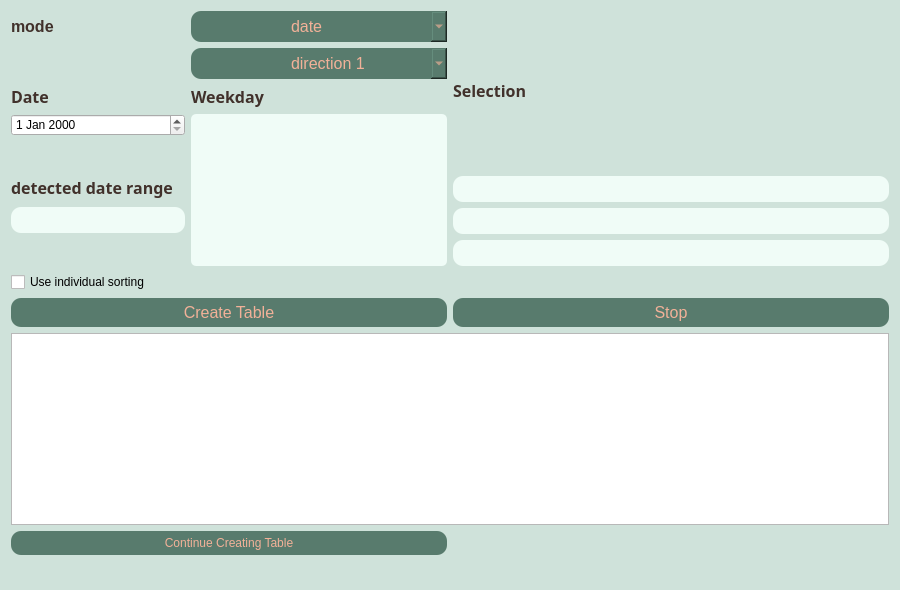
Qt form view/ui/create_table_create.ui (Themishau/GTFStoFahrplan) before a commit.
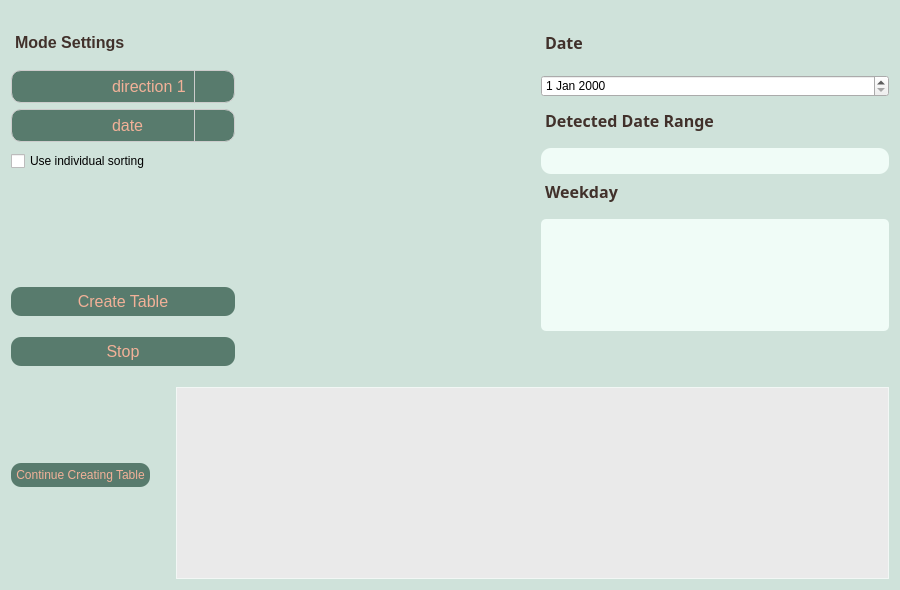
The same form after that commit.

Commit message: refactor(Create_Plan): some refacotring

Diff of the .ui file:
```diff
--- a/view/ui/create_table_create.ui
+++ b/view/ui/create_table_create.ui
@@ -30,7 +30,8 @@
 border-style: solid;
 border-color:  #f2f7f5;
 background: #cfe2da; 
-
+padding: 20px;
+box-shadow: 0 0 10px rgba(0, 0, 0, 0.1);
 }
 
 #Form QListWidget {
@@ -40,9 +41,15 @@
     color:#41312b;
 }
 
+#Form QListWidget::item {
+    padding: 10px;
+    border-bottom: 1px solid #ddd;
+}
+
 #Form QPushButton {
 	background-color: #587b6d;
-   border-radius: 10px;
+    border-radius: 10px;
+    margin-bottom: 15px;
 	padding: 5px 5px 5px 5px;
 	text-align: center;
     color:#f2b198;
@@ -58,96 +65,183 @@
 
 #Form QLabel {
 	text-align: center;
-    color:#41312b;
+    color: #41312b;
+    font-size: 16px;
+    font-weight: bold;
+    margin-bottom: 10px;
 }
 
 #Form QComboBox {
 	background-color: #587b6d;
    border-radius: 10px;
 	padding: 5px 5px 5px 100px;
-	text-align: center;
+	text-align: left;
     color:#f2b198;
-    
+    border: 1px solid #ccc;
+    appearance: none;
+    -webkit-appearance: none;
+    -moz-appearance: none;
+}
+
+#Form QComboBox::drop-down {
+    subcontrol-origin: border;
+    subcontrol-position: right bottom;
+    width: 40px;
+    border-left: 1px solid #ccc;
 }
 
 #Form QPushButton:hover {
 	background-color: #408d49;
    border-radius: 10px;
        color:#fde1d6;
+}
+
+#Form QTableView {
+    color: black;
+    gridline-color: black;
+    border-color: #f2f7f5;
+    font: 10px;
+    background: #eaeaea;
+    padding: 10px;
+    border: 1px solid #f2f7f5;
+}
+
+#Form QTableView::item {
+    padding: 5px;
+    border-bottom: 1px solid #ddd;
+}
+
+#Form QTableView::item:hover {
+    background: qlineargradient(x1: 0, y1: 0, x2: 0, y2: 1, stop: 0 #F0FCF7, stop: 1 #EAEAEA);
+    border: 1px solid #587b6d;
+}
+
+#Form QTableView::item:selected {
+    background: #587b6d;
+    color: white;
+    border: 1px solid #587b6d;
+}
+
+#Form QTableView::item:selected:active {
+    background: #408d49;
+    color: #fde1d6;
+}
+
+#Form QTableCornerButton::section {
+    background: #587b6d;
+    border: 2px outset #587b6d;
+}
+
+#Form QTableView::indicator:checked {
+    background-color: #408d49;
+    color: white;
+}
+
+#Form QTableView::indicator:unchecked {
+    background-color: #f2f7f5;
+    color: #587b6d;
+}
+
+#Form QScrollBar:vertical {
+    background: #F0FCF7;
+    width: 10px;
+}
+
+#Form QScrollBar::handle:vertical {
+    background: #587b6d;
+    min-height: 50px;
+}
+
+#Form QScrollBar::add-page:vertical {
+    background: #F0FCF7;
+}
+
+#Form QScrollBar::sub-page:vertical {
+    background: #F0FCF7;
+}
+
+#Form QScrollBar:horizontal {
+    background: #F0FCF7;
+    height: 10px;
+}
+
+#Form QScrollBar::handle:horizontal {
+    background: #587b6d;
+    min-width: 50px;
+}
+
+#Form QScrollBar::add-page:horizontal {
+    background: #F0FCF7;
+}
+
+#Form QScrollBar::sub-page:horizontal {
+    background: #F0FCF7;
 }</string>
   </property>
   <layout class="QGridLayout" name="gridLayout">
-   <item row="9" column="0">
-    <widget class="QWidget" name="widget_8" native="true">
-     <layout class="QGridLayout" name="gridLayout_15"/>
-    </widget>
+   <item row="3" column="0">
+    <layout class="QGridLayout" name="gridLayout_3">
+     <item row="2" column="0">
+      <widget class="QPushButton" name="btnContinueCreate">
+       <property name="enabled">
+        <bool>false</bool>
+       </property>
+       <property name="text">
+        <string>Continue Creating Table</string>
+       </property>
+      </widget>
+     </item>
+     <item row="2" column="2">
+      <widget class="QTableView" name="tableView_sorting_stops">
+       <property name="sizePolicy">
+        <sizepolicy hsizetype="MinimumExpanding" vsizetype="MinimumExpanding">
+         <horstretch>0</horstretch>
+         <verstretch>0</verstretch>
+        </sizepolicy>
+       </property>
+      </widget>
+     </item>
+     <item row="2" column="1">
+      <spacer name="verticalSpacer_2">
+       <property name="orientation">
+        <enum>Qt::Vertical</enum>
+       </property>
+       <property name="sizeHint" stdset="0">
+        <size>
+         <width>20</width>
+         <height>200</height>
+        </size>
+       </property>
+      </spacer>
+     </item>
+    </layout>
    </item>
    <item row="0" column="0">
     <layout class="QGridLayout" name="gridLayout_5">
-     <item row="5" column="0">
-      <widget class="QLabel" name="label_17">
-       <property name="font">
-        <font>
-         <family>72</family>
-         <pointsize>8</pointsize>
-         <italic>false</italic>
-         <bold>false</bold>
-        </font>
-       </property>
-       <property name="styleSheet">
-        <string notr="true"/>
-       </property>
-       <property name="text">
-        <string>&lt;html&gt;&lt;head/&gt;&lt;body&gt;&lt;p&gt;&lt;span style=&quot; font-size:12pt; font-weight:600;&quot;&gt;detected date range&lt;/span&gt;&lt;/p&gt;&lt;/body&gt;&lt;/html&gt;</string>
-       </property>
-      </widget>
-     </item>
-     <item row="3" column="0">
-      <widget class="QDateEdit" name="dateEdit"/>
-     </item>
-     <item row="0" column="1">
-      <widget class="QComboBox" name="comboBox">
-       <property name="enabled">
-        <bool>false</bool>
-       </property>
-       <property name="font">
-        <font>
-         <pointsize>12</pointsize>
-        </font>
-       </property>
-       <property name="styleSheet">
-        <string notr="true"/>
-       </property>
-       <item>
-        <property name="text">
-         <string>date</string>
-        </property>
-       </item>
-       <item>
-        <property name="text">
-         <string>weekday</string>
-        </property>
-       </item>
-      </widget>
-     </item>
-     <item row="0" column="0">
+     <item row="1" column="0">
       <widget class="QLabel" name="label_12">
        <property name="styleSheet">
         <string notr="true"/>
        </property>
        <property name="text">
-        <string>&lt;html&gt;&lt;head/&gt;&lt;body&gt;&lt;p&gt;&lt;span style=&quot; font-size:12pt; font-weight:600;&quot;&gt;mode&lt;/span&gt;&lt;/p&gt;&lt;/body&gt;&lt;/html&gt;</string>
+        <string>&lt;html&gt;&lt;head/&gt;&lt;body&gt;&lt;p&gt;&lt;span style=&quot; font-size:12pt; font-weight:600;&quot;&gt;Mode Settings&lt;/span&gt;&lt;/p&gt;&lt;/body&gt;&lt;/html&gt;</string>
        </property>
       </widget>
      </item>
-     <item row="2" column="0">
+     <item row="2" column="2">
+      <widget class="QDateEdit" name="dateEdit"/>
+     </item>
+     <item row="5" column="0">
+      <layout class="QGridLayout" name="gridLayout_2"/>
+     </item>
+     <item row="1" column="2">
       <widget class="QLabel" name="label_13">
        <property name="font">
         <font>
          <family>72</family>
-         <pointsize>8</pointsize>
+         <pointsize>-1</pointsize>
          <italic>false</italic>
-         <bold>false</bold>
+         <bold>true</bold>
         </font>
        </property>
        <property name="styleSheet">
@@ -158,17 +252,38 @@
        </property>
       </widget>
      </item>
-     <item row="6" column="0">
-      <widget class="QLineEdit" name="line_Selection_date_range">
+     <item row="0" column="2">
+      <spacer name="horizontalSpacer">
+       <property name="orientation">
+        <enum>Qt::Horizontal</enum>
+       </property>
+       <property name="sizeHint" stdset="0">
+        <size>
+         <width>40</width>
+         <height>20</height>
+        </size>
+       </property>
+      </spacer>
+     </item>
+     <item row="12" column="0">
+      <widget class="QPushButton" name="btnStart">
        <property name="enabled">
         <bool>false</bool>
        </property>
+       <property name="font">
+        <font>
+         <pointsize>12</pointsize>
+        </font>
+       </property>
        <property name="styleSheet">
         <string notr="true"/>
        </property>
+       <property name="text">
+        <string>Create Table</string>
+       </property>
       </widget>
      </item>
-     <item row="3" column="1" rowspan="5">
+     <item row="8" column="2" rowspan="5">
       <widget class="QListWidget" name="listDatesWeekday">
        <property name="enabled">
         <bool>false</bool>
@@ -189,14 +304,14 @@
        </property>
       </widget>
      </item>
-     <item row="2" column="1">
+     <item row="7" column="2">
       <widget class="QLabel" name="label_6">
        <property name="font">
         <font>
          <family>72</family>
-         <pointsize>8</pointsize>
+         <pointsize>-1</pointsize>
          <italic>false</italic>
-         <bold>false</bold>
+         <bold>true</bold>
         </font>
        </property>
        <property name="styleSheet">
@@ -208,6 +323,22 @@
       </widget>
      </item>
      <item row="1" column="1">
+      <spacer name="verticalSpacer">
+       <property name="orientation">
+        <enum>Qt::Vertical</enum>
+       </property>
+       <property name="sizeType">
+        <enum>QSizePolicy::Maximum</enum>
+       </property>
+       <property name="sizeHint" stdset="0">
+        <size>
+         <width>300</width>
+         <height>40</height>
+        </size>
+       </property>
+      </spacer>
+     </item>
+     <item row="2" column="0">
       <widget class="QComboBox" name="comboBox_direction">
        <property name="enabled">
         <bool>false</bool>
@@ -232,123 +363,86 @@
        </item>
       </widget>
      </item>
-    </layout>
-   </item>
-   <item row="2" column="0">
-    <widget class="QPushButton" name="btnStart">
-     <property name="enabled">
-      <bool>false</bool>
-     </property>
-     <property name="font">
-      <font>
-       <pointsize>12</pointsize>
-      </font>
-     </property>
-     <property name="styleSheet">
-      <string notr="true"/>
-     </property>
-     <property name="text">
-      <string>Create Table</string>
-     </property>
-    </widget>
-   </item>
-   <item row="1" column="0">
-    <widget class="QCheckBox" name="UseIndividualSorting">
-     <property name="text">
-      <string>Use individual sorting</string>
-     </property>
-    </widget>
-   </item>
-   <item row="2" column="1">
-    <widget class="QPushButton" name="btnStop">
-     <property name="enabled">
-      <bool>false</bool>
-     </property>
-     <property name="font">
-      <font>
-       <pointsize>12</pointsize>
-      </font>
-     </property>
-     <property name="styleSheet">
-      <string notr="true"/>
-     </property>
-     <property name="text">
-      <string>Stop</string>
-     </property>
-    </widget>
-   </item>
-   <item row="3" column="0" colspan="2">
-    <widget class="QTableView" name="tableView_sorting_stops">
-     <property name="sizePolicy">
-      <sizepolicy hsizetype="MinimumExpanding" vsizetype="MinimumExpanding">
-       <horstretch>0</horstretch>
-       <verstretch>0</verstretch>
-      </sizepolicy>
-     </property>
-    </widget>
-   </item>
-   <item row="0" column="1">
-    <layout class="QGridLayout" name="gridLayout_3">
-     <item row="12" column="0">
-      <widget class="QLineEdit" name="line_Selection_agency">
+     <item row="3" column="0">
+      <widget class="QComboBox" name="comboBox">
        <property name="enabled">
         <bool>false</bool>
        </property>
+       <property name="font">
+        <font>
+         <pointsize>12</pointsize>
+        </font>
+       </property>
        <property name="styleSheet">
         <string notr="true"/>
+       </property>
+       <item>
+        <property name="text">
+         <string>date</string>
+        </property>
+       </item>
+       <item>
+        <property name="text">
+         <string>weekday</string>
+        </property>
+       </item>
+      </widget>
+     </item>
+     <item row="4" column="0">
+      <widget class="QCheckBox" name="UseIndividualSorting">
+       <property name="text">
+        <string>Use individual sorting</string>
+       </property>
+      </widget>
+     </item>
+     <item row="4" column="2">
+      <widget class="QLineEdit" name="line_Selection_date_range">
+       <property name="enabled">
+        <bool>false</bool>
+       </property>
+       <property name="styleSheet">
+        <string notr="true"/>
+       </property>
+      </widget>
+     </item>
+     <item row="3" column="2">
+      <widget class="QLabel" name="label_17">
+       <property name="font">
+        <font>
+         <family>72</family>
+         <pointsize>-1</pointsize>
+         <italic>false</italic>
+         <bold>true</bold>
+        </font>
+       </property>
+       <property name="styleSheet">
+        <string notr="true"/>
+       </property>
+       <property name="text">
+        <string>&lt;html&gt;&lt;head/&gt;&lt;body&gt;&lt;p&gt;&lt;span style=&quot; font-size:12pt; font-weight:600;&quot;&gt;Detected Date Range&lt;/span&gt;&lt;/p&gt;&lt;/body&gt;&lt;/html&gt;</string>
        </property>
       </widget>
      </item>
      <item row="13" column="0">
-      <widget class="QLineEdit" name="line_Selection_trips">
+      <widget class="QPushButton" name="btnStop">
        <property name="enabled">
         <bool>false</bool>
        </property>
-       <property name="styleSheet">
-        <string notr="true"/>
-       </property>
-      </widget>
-     </item>
-     <item row="11" column="0">
-      <widget class="QLineEdit" name="line_Selection_format">
-       <property name="enabled">
-        <bool>false</bool>
-       </property>
-       <property name="styleSheet">
-        <string notr="true"/>
-       </property>
-      </widget>
-     </item>
-     <item row="0" column="0">
-      <widget class="QLabel" name="label_16">
        <property name="font">
         <font>
-         <family>72</family>
-         <pointsize>8</pointsize>
-         <italic>false</italic>
-         <bold>false</bold>
+         <pointsize>12</pointsize>
         </font>
        </property>
        <property name="styleSheet">
         <string notr="true"/>
        </property>
        <property name="text">
-        <string>&lt;html&gt;&lt;head/&gt;&lt;body&gt;&lt;p&gt;&lt;span style=&quot; font-size:12pt; font-weight:600;&quot;&gt;Selection&lt;/span&gt;&lt;/p&gt;&lt;/body&gt;&lt;/html&gt;</string>
+        <string>Stop</string>
        </property>
       </widget>
      </item>
     </layout>
    </item>
-   <item row="4" column="0">
-    <widget class="QPushButton" name="btnContinueCreate">
-     <property name="enabled">
-      <bool>false</bool>
-     </property>
-     <property name="text">
-      <string>Continue Creating Table</string>
-     </property>
-    </widget>
-   </item>
   </layout>
  </widget>
  <resources/>
```
The commit also changes 6 other files.
